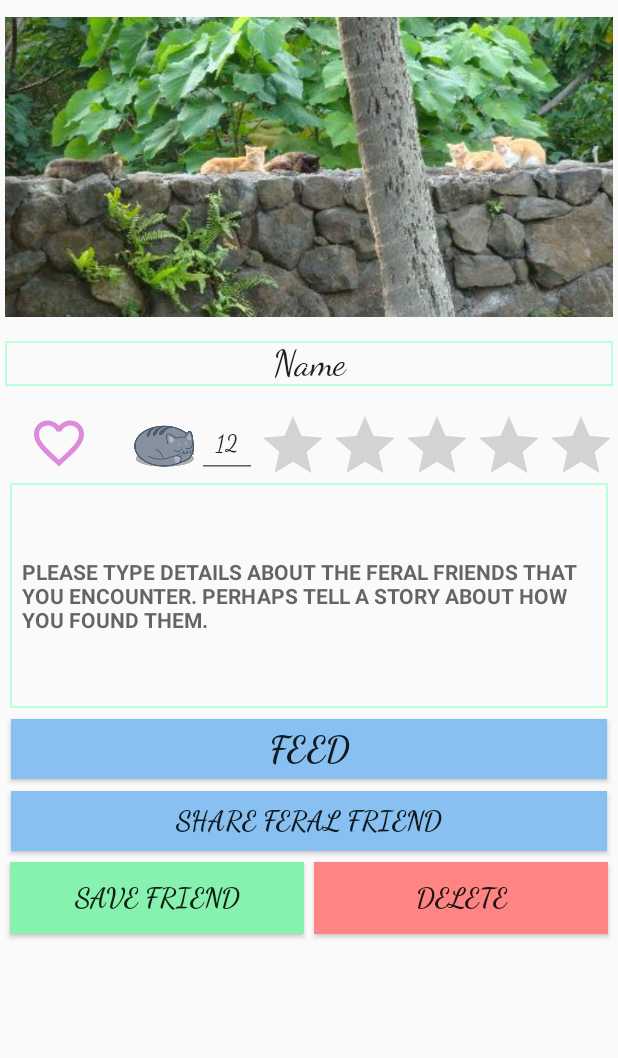
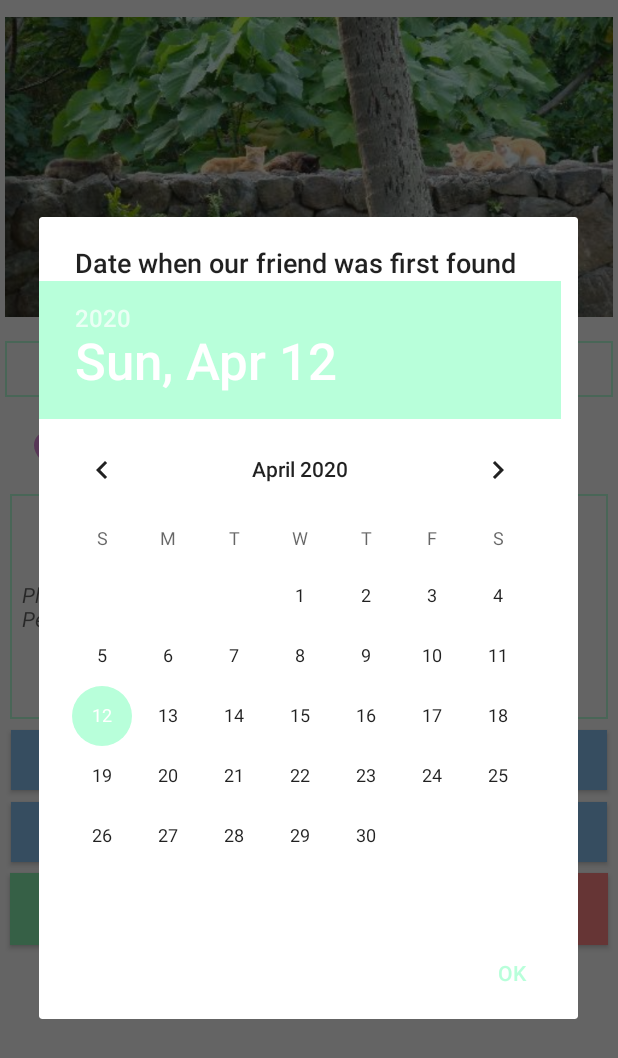
Before and after one commit to hbrockster13/FeralFriends, an Android app: the FriendActivity screen opened directly, with no data from a screen before it, after a tap on "FEED", on a phone screen of 412 x 824 dp. Shown: the top 1058 px of the screen. Run offline under Robolectric (Android 15) with nearby library versions, the phone set to English and light mode, and no system bars.

Commit message:
Friend model can be filled using UI

```diff
--- a/app/src/main/java/com/example/feralfriends/DatePickerFragment.java
+++ b/app/src/main/java/com/example/feralfriends/DatePickerFragment.java
@@ -7,6 +7,7 @@ import android.app.DialogFragment;
 import android.content.DialogInterface;
 import android.content.Intent;
 import android.os.Bundle;
+import android.util.Log;
 import android.view.LayoutInflater;
 import android.view.View;
 import android.widget.DatePicker;
@@ -17,6 +18,8 @@ import java.util.GregorianCalendar;
 
 public class DatePickerFragment extends DialogFragment
 {
+    private static final String TAG = "DatePickerFragment: ";
+
     private static final String ARG_DATE = "arg_date";
 
     public static final String EXTRA_DATE = "extra_date";
@@ -62,7 +65,7 @@ public class DatePickerFragment extends DialogFragment
                         int day = mDatePicker.getDayOfMonth();
 
                         Date date = new GregorianCalendar(year, month, day).getTime();
-
+                        Log.i(TAG, date.toString());
                         sendResult(Activity.RESULT_OK, date);
                     }
                 })
--- a/app/src/main/java/com/example/feralfriends/FriendActivity.java
+++ b/app/src/main/java/com/example/feralfriends/FriendActivity.java
@@ -1,7 +1,9 @@
 package com.example.feralfriends;
 
+import android.app.FragmentManager;
 import android.content.Context;
 import android.content.Intent;
+import android.icu.text.SimpleDateFormat;
 import android.os.Bundle;
 
 import androidx.appcompat.app.AppCompatActivity;
@@ -9,17 +11,24 @@ import androidx.appcompat.app.AppCompatActivity;
 
 import android.text.Editable;
 import android.text.TextWatcher;
+import android.util.Log;
 import android.view.View;
 import android.widget.Button;
 import android.widget.CheckBox;
+import android.widget.CompoundButton;
 import android.widget.EditText;
 import android.widget.ImageButton;
+import android.widget.TextView;
 import android.widget.Toast;
+import android.widget.ToggleButton;
 
 import com.example.feralfriends.models.FeralFriend;
 
+import java.util.Date;
+
 public class FriendActivity extends AppCompatActivity
 {
+    private static final String TAG = "FriendActivity: ";
     private static final int REQUEST_CONTACT = 1;
     private static final String ARG_FRIEND_ID = "friend_id";
     private static final String DIALOG_DATE = "dialog_date";
@@ -27,12 +36,16 @@ public class FriendActivity extends AppCompatActivity
     private static final int REQUEST_PHOTO = 2;
 
     private EditText mEditNameText;
-    private Button mDateButton;
-    private CheckBox mFedCheckBox;
+    private Button mFedButton;
     private Button mDeleteButton;
     private Button mSaveButton;
     private FeralFriend mFriend;
     private ImageButton mImageButton;
+    private EditText mFriendDetails;
+    private Button mShareFriendReport;
+    private TextView mLastFedTextView;
+    private ToggleButton mTNRButton;
+    private EditText mNumFriendsTextView;
 
     public static Intent newIntent(Context packageContext)
     {
@@ -47,6 +60,14 @@ public class FriendActivity extends AppCompatActivity
 
         super.onCreate(savedInstanceState);
         setContentView(R.layout.activity_friend);
+
+        Date d = new Date();
+        SimpleDateFormat dateFormatter = new SimpleDateFormat(
+                "MM/dd/yyyy");
+        String strDate = dateFormatter.format(d);
+        mLastFedTextView = findViewById(R.id.last_fed);
+        mLastFedTextView.setText(strDate);
+        /*Set up title button*/
         mEditNameText = findViewById(R.id.friend_title);
         mEditNameText.addTextChangedListener(new TextWatcher()
         {
@@ -70,33 +91,128 @@ public class FriendActivity extends AppCompatActivity
                 //this is useless
             }
         });
+        /*Setup the details button so when the user changes the text it updates*/
+        mFriendDetails = findViewById(R.id.friend_details);
+        mFriendDetails.addTextChangedListener(new TextWatcher()
+        {
+            @Override
+            public void beforeTextChanged(CharSequence charSequence, int i, int i1, int i2)
+            {
+                //this is useless
+            }
 
-        mDateButton = findViewById(R.id.friend_date);
-        updateDate();
-        mDateButton.setOnClickListener( new View.OnClickListener()
+            @Override
+            public void onTextChanged(CharSequence charSequence, int i, int i1, int i2)
+            {
+                mFriend.setDetails(charSequence.toString());
+                Context context = getApplicationContext();
+                Toast.makeText(context, "Changed details", Toast.LENGTH_SHORT);
+            }
+
+            @Override
+            public void afterTextChanged(Editable editable)
+            {
+                //this is useless
+            }
+        });
+        /*Set up the fed button*/
+        mFedButton = findViewById(R.id.friend_fed);
+        mFedButton.setOnClickListener( new View.OnClickListener()
         {
             @Override
             public void onClick(View v)
             {
-                //FragmentManager fragmentManager = getFragmentManager();
-                //DatePickerFragment dialog = DatePickerFragment.newInstance(mFriend.getmDate());
-                //dialog.setTargetFragment(FriendActivity.this, REQUEST_DATE);
-                //dialog.show(fragmentManager, DIALOG_DATE);
+                mFriend.setFed(true);
+                FragmentManager fragmentManager = getFragmentManager();
+                DatePickerFragment dialog = DatePickerFragment.newInstance(mFriend.getDate());
+                dialog.show(fragmentManager, DIALOG_DATE);
+
+                SimpleDateFormat dateFormatter = new SimpleDateFormat("MM/dd/yyyy");
+                mLastFedTextView.setText(dateFormatter.format(mFriend.getDate()));
                 Context context = getApplicationContext();
-                Toast.makeText(context, "onCheckedChanged()", Toast.LENGTH_SHORT);
+                Toast.makeText(context, mFriend.getDate().toString(), Toast.LENGTH_SHORT);
             }
         });
+        /*Allow the user to share the basic information about the friend*/
+        mShareFriendReport = findViewById(R.id.friend_report);
+        mShareFriendReport.setOnClickListener(new View.OnClickListener()
+        {
+            @Override
+            public void onClick(View view)
+            {
+                String report = mFriend.buildReport();
+                Intent i = new Intent(Intent.ACTION_SEND);
+                i.setType("text/plain");
+                i.putExtra(Intent.EXTRA_TEXT, report);
+                i.putExtra(Intent.EXTRA_SUBJECT, "FERAL FRIEND REPORT");
+                startActivity(i);
 
+                Context context = getApplicationContext();
+                Toast.makeText(context, "Sharing Friend Report", Toast.LENGTH_SHORT);
+            }
+        });
+        /*Set up if the animal has been tnr'ed*/
+        mTNRButton = findViewById(R.id.button_tnr);
+        mTNRButton.setOnCheckedChangeListener(new CompoundButton.OnCheckedChangeListener()
+        {
+            @Override
+            public void onCheckedChanged(CompoundButton compoundButton, boolean b)
+            {
+                Log.i(TAG, "mTNRButton PRESSED");
+                if(b)
+                {
+                    mFriend.setTNRed(true);
+                    Context context = getApplicationContext();
+                    Log.i(TAG, "Our Friend is TNR'd");
+                    Toast.makeText(context, "Our Friend is TNR'd", Toast.LENGTH_SHORT);
+                }
+                else
+                {
+                    mFriend.setTNRed(false);
+                    Context context = getApplicationContext();
+                    Log.i(TAG, "Our Friend is NOT TNR'd");
+                    Toast.makeText(context, "Our Friend is NOT TNR'd", Toast.LENGTH_SHORT);
+                }
+                Context context = getApplicationContext();
+                Toast.makeText(context, "Our Friend is NOT TNR'd", Toast.LENGTH_SHORT);
 
+            }
+        });
+        /*Set up delete button*/
         mDeleteButton = findViewById(R.id.delete_button);
         mDeleteButton.setOnClickListener(new View.OnClickListener()
         {
             @Override
             public void onClick(View v)
             {
-                //buildAlertDialog();
+                //TODO: NEED TO QUERY DATABASE FOR REMOVAL
                 Context context = getApplicationContext();
                 Toast.makeText(context, "onTextChanged()", Toast.LENGTH_SHORT);
+            }
+        });
+        /*User can identify how many cats present textview*/
+        mNumFriendsTextView = findViewById(R.id.number_friends);
+        mNumFriendsTextView.addTextChangedListener(new TextWatcher()
+        {
+            @Override
+            public void beforeTextChanged(CharSequence charSequence, int i, int i1, int i2)
+            {
+                //this is useless
+            }
+
+            @Override
+            public void onTextChanged(CharSequence charSequence, int i, int i1, int i2)
+            {
+                mFriend.setNumberOfFriends(Integer.parseInt(charSequence.toString()));
+                Context context = getApplicationContext();
+                Toast.makeText(context, "Changed number of friends: " + Integer.parseInt(charSequence.toString()), Toast.LENGTH_SHORT);
+                Log.i(TAG, "Changed number of friends: " + Integer.parseInt(charSequence.toString()));
+            }
+
+            @Override
+            public void afterTextChanged(Editable editable)
+            {
+                //this is useless
             }
         });
 
@@ -106,16 +222,9 @@ public class FriendActivity extends AppCompatActivity
             @Override
             public void onClick(View v)
             {
+                //TODO: Need to implement a way to save this model to the database
                 finish();
             }
         });
-
-
-
-    }
-
-    private void updateDate()
-    {
-        //mDateButton.setText(mCrime.getmDate().toString());
     }
 }
--- a/app/src/main/java/com/example/feralfriends/LoginActivity.java
+++ b/app/src/main/java/com/example/feralfriends/LoginActivity.java
@@ -77,7 +77,7 @@ public class LoginActivity extends AppCompatActivity
     private void handleSignInResult(Task<GoogleSignInAccount> completedTask){
         try{
             GoogleSignInAccount account = completedTask.getResult(ApiException.class);
-            startActivity(new Intent(LoginActivity.this, MapsActivity.class)); //on successful login, go to next activity
+            startActivity(new Intent(getApplicationContext(), MapsActivity.class)); //on successful login, go to next activity
         } catch (ApiException e){ //catches error from unsuccessful result
             Log.w(TAG, "signInResult:Failed code=" + e.getStatusCode());
         }
@@ -87,7 +87,7 @@ public class LoginActivity extends AppCompatActivity
     protected void onStart(){ //this checks if the user has already signed in
         GoogleSignInAccount account = GoogleSignIn.getLastSignedInAccount(this);
         if (account != null){ //if the account exists from the user previously being signed in
-            startActivity(new Intent(LoginActivity.this, MapsActivity.class));
+            startActivity(new Intent(getApplicationContext(), MapsActivity.class));
         }
         super.onStart();
     }
--- a/app/src/main/java/com/example/feralfriends/models/FeralFriend.java
+++ b/app/src/main/java/com/example/feralfriends/models/FeralFriend.java
@@ -41,10 +41,27 @@ public class FeralFriend
      */
     private String mLatitude;
 
+    /**
+     * Description details
+     */
+    private String mDetails;
+
+    /**
+     * Number of animals at location
+     */
+    private int mNumberOfFriend;
+
     public FeralFriend()
     {
         this(UUID.randomUUID());
-//TODO: May need to query to get the next or correct ID or make sure this random one doesn't exist
+        setFed(false);
+        setDate(new Date());
+        setDetails("-- No Details at the moment --");
+        setFirstFriend("Some Crazy cat lady");
+        setLatitude("0");
+        setLongitude("0");
+        setTitle("No Title");
+        setTNRed(false);
     }
 
     public FeralFriend(UUID ID)
@@ -138,4 +155,35 @@ public class FeralFriend
     {
         this.mLatitude = mLatitude;
     }
+
+    public String getDetails()
+    {
+        return mDetails;
+    }
+
+    public void setDetails(String mDetails)
+    {
+        this.mDetails = mDetails;
+    }
+
+    public int getNumberOfFriends()
+    {
+        return mNumberOfFriend;
+    }
+
+    public void setNumberOfFriends(int mNumberOfFriend)
+    {
+        this.mNumberOfFriend = mNumberOfFriend;
+    }
+
+    public String buildReport()
+    {
+        String report = "FRIEND REPORT:"
+                + "\nTitle: " + (this.getTitle().isEmpty()? "NO TITLE PROVIDED" : this.getTitle())
+                + "\nLast Fed: " + this.getDate().toString()
+                + "\nLocation: " + this.getLongitude() + ", " + this.getLatitude()
+                + "\nBeen TNR:" + (this.isTNRed()? "YES" : "NO")
+                + "\nDetails: " + this.getDetails();
+        return report;
+    }
 }//End of FeralFriends
--- a/app/src/main/res/layout/activity_friend.xml
+++ b/app/src/main/res/layout/activity_friend.xml
@@ -43,11 +43,13 @@
             style="@style/Widget.AppCompat.EditText"
             android:layout_width="match_parent"
             android:layout_height="match_parent"
-            android:fontFamily="cursive"
+            android:background="@drawable/edit_text_border"
+            android:fontFamily="casual"
             android:gravity="center"
-            android:text="@string/friend_name_label"
-            android:textSize="24dp"
-            android:background="@drawable/edit_text_border"/>
+            android:hint="@string/friend_name_label"
+            android:selectAllOnFocus="true"
+            android:singleLine="true"
+            android:textSize="24dp" />
     </LinearLayout>
 
     <LinearLayout
@@ -68,11 +70,13 @@
             android:textOn=""
             android:layout_marginRight="30dp"
             android:layout_marginLeft="16dp"/>
+
         <ImageView
             android:layout_width="40dp"
             android:layout_height="match_parent"
             android:src="@drawable/cat_icon_sleep"
-            android:layout_marginRight="2dp"/>
+            android:layout_marginRight="2dp"
+            android:layout_marginLeft="15dp"/>
 
         <EditText
             android:id="@+id/number_friends"
@@ -80,71 +84,91 @@
             android:layout_height="match_parent"
             android:fontFamily="cursive"
             android:gravity="center"
-            android:text="@string/number_of_cats"
+            android:hint="@string/number_of_cats"
+            android:inputType="number"
             android:textSize="16dp" />
-        <RatingBar
-            android:id="@+id/ratingBar1"
-            android:layout_gravity="center"
+
+        <TextView
             android:layout_width="wrap_content"
-            android:layout_height="wrap_content"
-            android:isIndicator="true"
-            android:numStars="5"
-            android:stepSize="0.01" />
+            android:layout_height="match_parent"
+            android:layout_centerHorizontal="true"
+            android:layout_centerVertical="true"
+            android:layout_marginLeft="30dp"
+            android:fontFamily="casual"
+            android:gravity="center_vertical|center_horizontal"
+            android:text="Last Fed: "
+            android:textColor="#1F1C1C"
+            android:textStyle="bold" />
+
+        <TextView
+            android:id="@+id/last_fed"
+            android:layout_width="wrap_content"
+            android:layout_height="match_parent"
+            android:layout_marginLeft="0dp"
+            android:fontFamily="casual"
+            android:hint="MM/DD/YYYY"
+            android:textSize="18sp"
+            android:typeface="monospace"
+            android:layout_centerHorizontal="true"
+            android:layout_centerVertical="true"
+            android:gravity="center_vertical|center_horizontal"/>
 
 
     </LinearLayout>
-    <TextView
+
+    <EditText
+        android:id="@+id/friend_details"
         style="?android:listSeparatorTextViewStyle"
         android:layout_width="match_parent"
         android:layout_height="150dp"
         android:layout_margin="3dp"
-        android:text="@string/friend_details_label"
         android:background="@drawable/edit_text_border"
-        />
+        android:hint="@string/friend_details_label"
+        android:textSize="14sp"
+        android:textStyle="italic" />
 
     <Button
-        android:id="@+id/friend_date"
+        android:id="@+id/friend_fed"
         android:layout_width="match_parent"
         android:layout_height="40dp"
+        android:layout_margin="4dp"
         android:background="#87c0f1"
-        android:fontFamily="cursive"
         android:fadingEdge="horizontal|vertical"
+        android:fontFamily="casual"
         android:text="Feed"
         android:textSize="24sp"
-        android:textStyle="bold"
-        android:layout_margin="4dp"/>
+        android:textStyle="bold"/>
 
     <Button
         android:id="@+id/friend_report"
         android:layout_width="match_parent"
         android:layout_height="40dp"
+        android:layout_margin="4dp"
         android:background="#87c0f1"
         android:fadingEdge="horizontal|vertical"
-        android:fontFamily="cursive"
+        android:fontFamily="casual"
         android:text="@string/friend_report_text"
         android:textSize="18sp"
-        android:textStyle="bold"
-        android:layout_margin="4dp"/>
+        android:textStyle="bold" />
     <LinearLayout
         android:orientation="horizontal"
         android:layout_width="match_parent"
         android:layout_height="20dp"
         android:layout_margin="0dp"
-        android:layout_weight="4"
-        >
+        android:layout_weight="4">
 
         <Button
             android:id="@+id/save_button"
             android:layout_width="0dp"
             android:layout_height="wrap_content"
+            android:layout_margin="3dp"
+            android:layout_weight="2"
             android:background="#87f2b0"
             android:fadingEdge="horizontal|vertical"
-            android:fontFamily="cursive"
+            android:fontFamily="casual"
             android:text="@string/save_friend_text"
             android:textSize="18sp"
             android:textStyle="bold"
-            android:layout_margin="3dp"
-            android:layout_weight="2"
 
             />
 
@@ -152,14 +176,13 @@
             android:id="@+id/delete_button"
             android:layout_width="0dp"
             android:layout_height="wrap_content"
+            android:layout_margin="3dp"
+            android:layout_weight="2"
             android:background="@color/deleteColor"
             android:fadingEdge="horizontal|vertical"
-            android:fontFamily="cursive"
+            android:fontFamily="casual"
             android:text="@string/delete_friend"
             android:textSize="18sp"
-            android:textStyle="bold"
-            android:layout_margin="3dp"
-            android:layout_weight="2"
-            />
+            android:textStyle="bold" />
     </LinearLayout>
 </LinearLayout>
```
